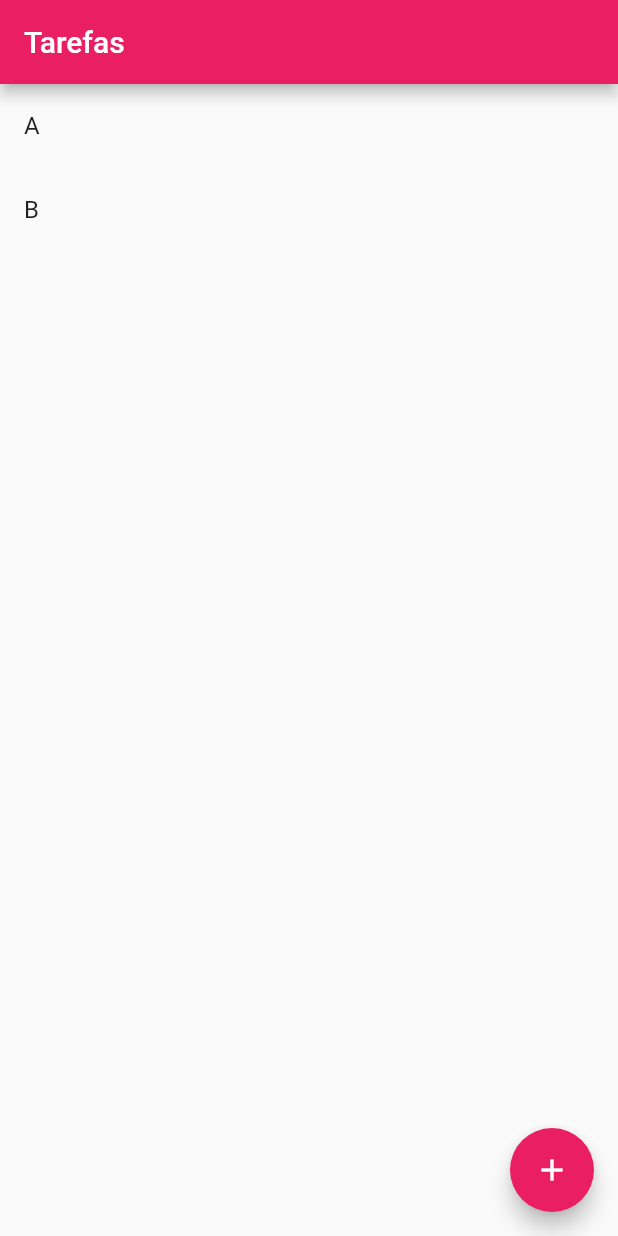
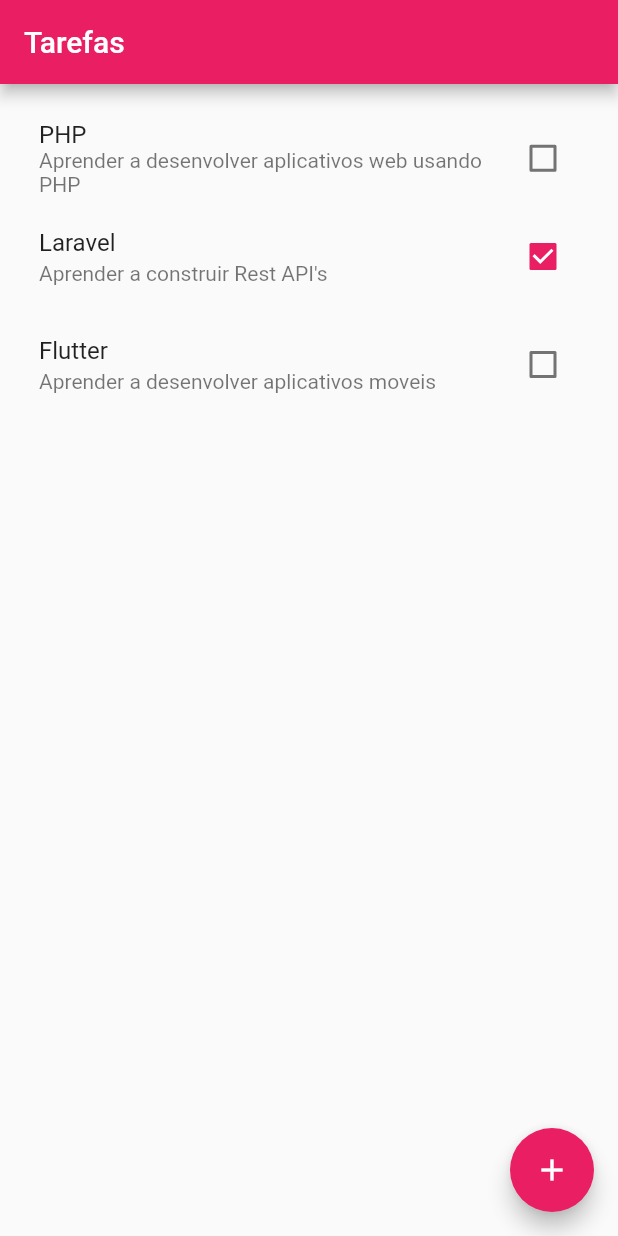
Before and after one commit to marinoricardo/todoapp, a Flutter app: the screen it shows after launch, on a phone screen of 412 x 824 dp. Run offline on Flutter 3.47's test engine with Material 2 defaults, Android fonts, the phone set to English and light mode, and no system bars.

```diff
--- a/lib/home.dart
+++ b/lib/home.dart
@@ -10,7 +10,24 @@ class Home extends StatefulWidget {
 }
 
 class _HomeState extends State<Home> {
-  final List<String> tarefas = <String>['A', 'B'];
+  // final List<String> tarefas = <String>['A', 'B'];
+  bool done = false;
+
+  final List<Tarefa> tarefas = [
+    Tarefa(
+        nome: "PHP",
+        descricao: "Aprender a desenvolver aplicativos web usando PHP",
+        done: false),
+    Tarefa(
+      nome: "Laravel",
+      descricao: "Aprender a construir Rest API's",
+      done: true,
+    ),
+    Tarefa(
+        nome: "Flutter",
+        descricao: "Aprender a desenvolver aplicativos moveis",
+        done: false),
+  ];
   @override
   Widget build(BuildContext context) {
     return Scaffold(
@@ -18,13 +35,24 @@ class _HomeState extends State<Home> {
         // leading: IconButton(),
         title: Text('Tarefas'),
       ),
-      body: ListView.builder(
-        itemCount: tarefas.length,
-        itemBuilder: (context, index) {
-          return ListTile(
-            title: Text(tarefas[index]),
-          );
-        },
+      body: Padding(
+        padding: EdgeInsets.only(left: 10, right: 10, top: 20),
+        child: ListView.builder(
+          itemCount: tarefas.length,
+          itemBuilder: (context, index) {
+            return ListTile(
+              title: Text(tarefas[index].nome),
+              subtitle: Text(tarefas[index].descricao),
+              trailing: Checkbox(
+                  value: tarefas[index].done,
+                  onChanged: (value) {
+                    setState(() {
+                      done = value!;
+                    });
+                  }),
+            );
+          },
+        ),
       ),
       floatingActionButton: FloatingActionButton(
         onPressed: () {
@@ -35,3 +63,11 @@ class _HomeState extends State<Home> {
     );
   }
 }
+
+class Tarefa {
+  String nome;
+  String descricao;
+  bool? done;
+
+  Tarefa({required this.nome, required this.descricao, this.done});
+}
```
